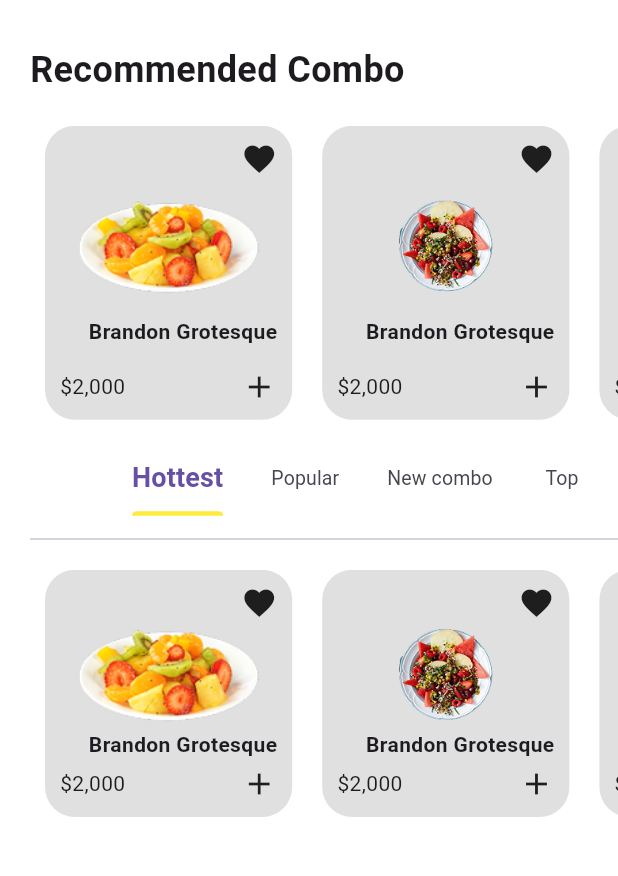
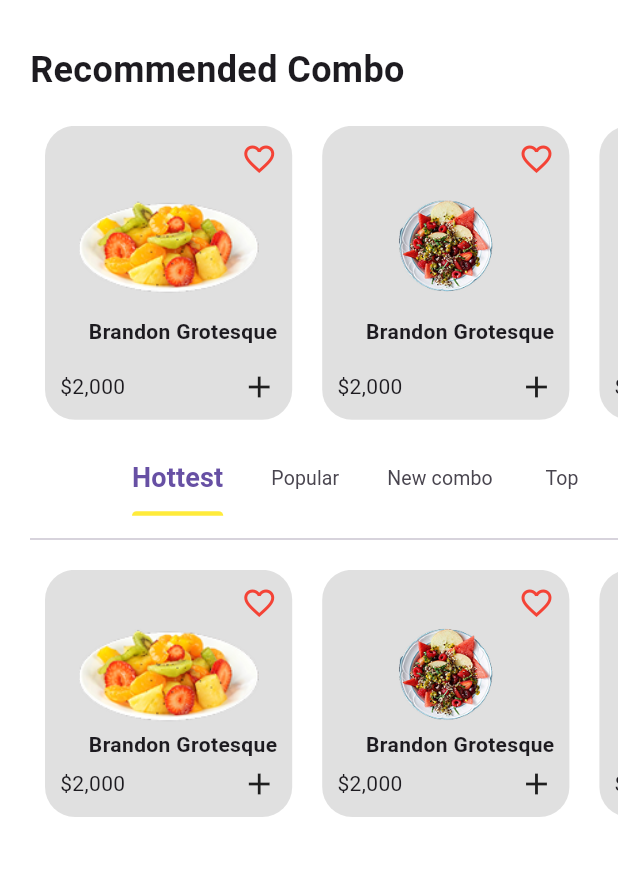
Before and after one commit to abdusshohidnasim/Food_Shoping, a Flutter app: the Page4 screen opened by its route, on a phone screen of 412 x 824 dp, the part 340-1216 px from its top. Run offline on Flutter 3.47's test engine with Material 3 defaults, Android fonts, the phone set to English and light mode, and no system bars.

Commit message:
final_Commit

```diff
--- a/lib/Pages/page4.dart
+++ b/lib/Pages/page4.dart
@@ -70,9 +70,12 @@ class _Page4State extends State<Page4> with SingleTickerProviderStateMixin {
                       ),
                     ),
                     Spacer(),
-                    InkWell(onTap: (){
+                    InkWell(
+                      onTap: () {
                         Navigator.pushNamed(context, "/page5");
-                    }, child: Icon(Icons.favorite, color: Colors.orange)),
+                      },
+                      child: Icon(Icons.favorite, color: Colors.orange),
+                    ),
                     Icon(Icons.shopping_bag, color: Colors.orange),
                     SizedBox(width: 20),
                   ],
@@ -141,9 +144,17 @@ class _Page4State extends State<Page4> with SingleTickerProviderStateMixin {
                       itemBuilder: (BuildContext context, int index) {
                         var imageicdex = providermodel.prodected[index];
                         return RecomandedConbo(
-                          image: imageicdex["img"].toString(), ontab: () {
+                          image: imageicdex["img"].toString(),
+                          ontab: () {
                             providermodel.favoridItemAdd(index);
                           },
+
+                          icon:
+                              providermodel.faroridItem.contains(
+                                providermodel.prodected[index],
+                              )
+                              ? Icon(Icons.favorite,color: Colors.red,)
+                              : Icon(Icons.favorite_outline,color: Colors.red,),
                         );
                       },
                     ),
@@ -151,34 +162,41 @@ class _Page4State extends State<Page4> with SingleTickerProviderStateMixin {
                 ),
                 // SizedBox(height: 3,),
                 Tabbar(),
-                    SizedBox(height: 20,),
+                SizedBox(height: 20),
 
                 SizedBox(
                   width: sceenwith,
                   child: Container(
-                        height: sceenhight/5,
+                    height: sceenhight / 5,
                     width: 130,
 
                     child: TabBarView(
                       controller: _tabController,
                       children: [
-                            for(int p=0;p<_tabController.length;p++)
+                        for (int p = 0; p < _tabController.length; p++)
                           ListView.builder(
                             scrollDirection: Axis.horizontal,
                             itemCount: providermodel.prodected.length,
-                                  itemBuilder:(context ,index){
-
-                                    return RecomandedConbo(image: providermodel.prodected[index]["img"].toString(),
+                            itemBuilder: (context, index) {
+                              return RecomandedConbo(
+                                image: providermodel.prodected[index]["img"]
+                                    .toString(),
                                 ontab: () {
                                   providermodel.favoridItemAdd(index);
-
-                                      },);
-                                  })
+                                },
+                                icon:
+                                    providermodel.faroridItem.contains(
+                                      providermodel.prodected[index],
+                                    )
+                                    ? Icon(Icons.favorite,color: Colors.red)
+                                    : Icon(Icons.favorite_outline,color: Colors.red),
+                              );
+                            },
+                          ),
                       ],
                     ),
                   ),
                 ),
-
               ],
             ),
           ),
--- a/lib/SplashScreen.dart
+++ b/lib/SplashScreen.dart
@@ -3,7 +3,7 @@ import 'dart:async';
 import 'package:flutter/material.dart';
 
 import 'Pages/home.dart';
-import 'main.dart';
+
 
 class Splashscreen extends StatefulWidget {
   const Splashscreen({super.key});
--- a/lib/Wizeds/recomanded_conbo.dart
+++ b/lib/Wizeds/recomanded_conbo.dart
@@ -4,7 +4,8 @@ import 'package:flutter/material.dart';
 class RecomandedConbo extends StatelessWidget {
   String image;
   VoidCallback ontab;
-   RecomandedConbo({super.key,required this.image,required this.ontab});
+  Widget icon;
+   RecomandedConbo({super.key,required this.image,required this.ontab, required this.icon});
 
 
   @override
@@ -29,7 +30,7 @@ class RecomandedConbo extends StatelessWidget {
             children: [
               InkWell(
                   onTap: ontab
-                  ,child: Icon(Icons.favorite)),
+                  ,child: icon),
             ],
           ),
           Row(
```
Also changed, not shown: lib/Pages/page5.dart (added, +167 -0 lines), lib/Provider/fabarit_provider.dart (+12 -4 lines), lib/Wizeds/page5.dart (deleted, +0 -87 lines), lib/main.dart (+8 -6 lines). Lines whose indentation alone changed are shown as unchanged.
